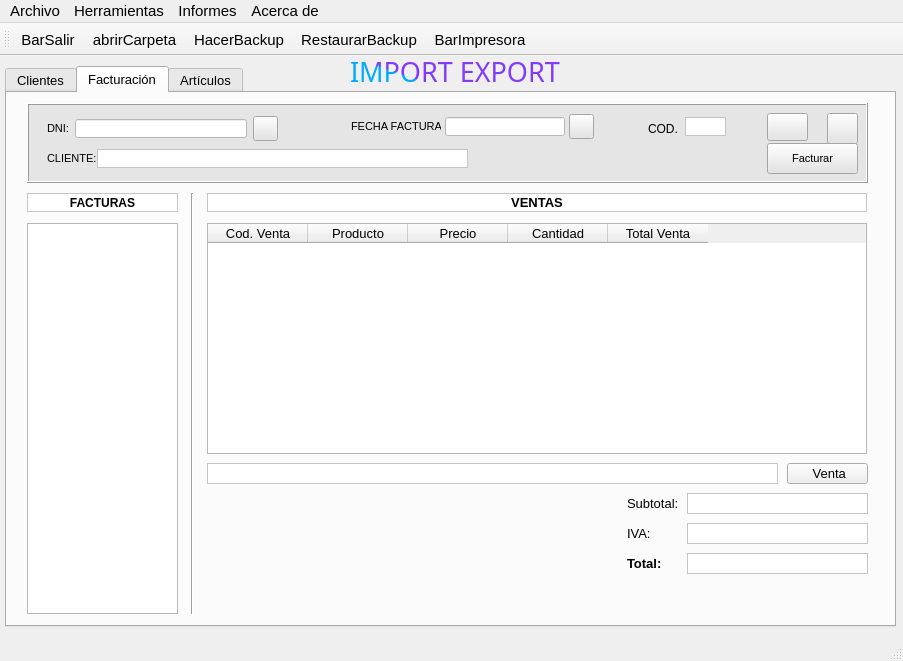
Before: the Qt Designer form prueba.ui in solglez/gonzalezescolar, drawn with Qt 5.
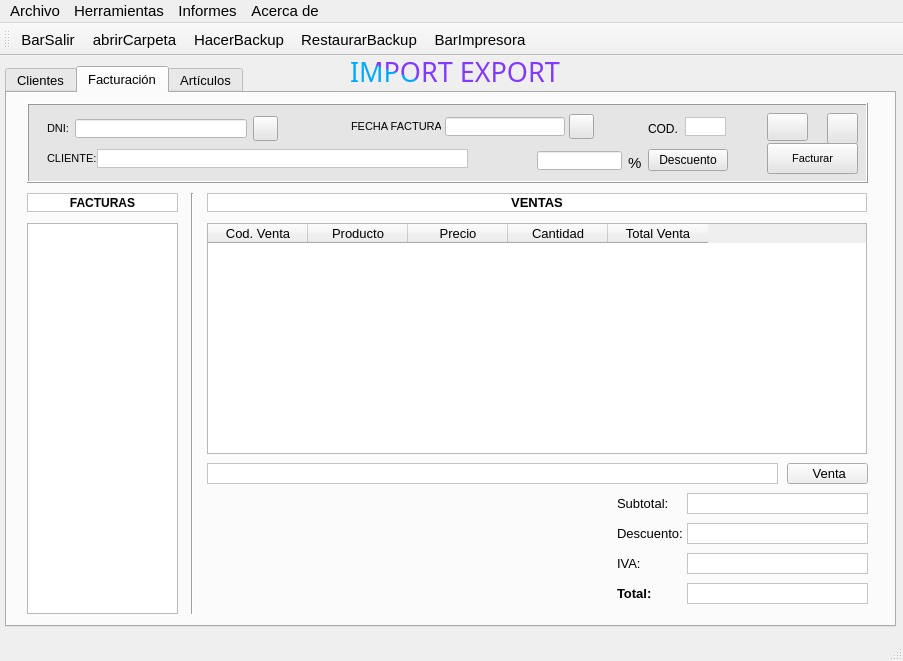
After: the same form once the commit is applied. The open tabs and pages were chosen to show the change. Icons and pictures are not drawn.

What changed in the file:
```diff
--- a/prueba.ui
+++ b/prueba.ui
@@ -1734,6 +1734,68 @@
         </size>
        </property>
       </widget>
+      <widget class="QWidget" name="horizontalLayoutWidget_16">
+       <property name="geometry">
+        <rect>
+         <x>510</x>
+         <y>40</y>
+         <width>191</width>
+         <height>35</height>
+        </rect>
+       </property>
+       <layout class="QHBoxLayout" name="horizontalLayout_17">
+        <item>
+         <widget class="QLineEdit" name="txtDescuento">
+          <property name="maximumSize">
+           <size>
+            <width>16777215</width>
+            <height>19</height>
+           </size>
+          </property>
+          <property name="styleSheet">
+           <string notr="true">background-color: rgb(255, 255, 255);</string>
+          </property>
+          <property name="text">
+           <string/>
+          </property>
+          <property name="alignment">
+           <set>Qt::AlignRight|Qt::AlignTrailing|Qt::AlignVCenter</set>
+          </property>
+         </widget>
+        </item>
+        <item>
+         <widget class="QLabel" name="label_10">
+          <property name="minimumSize">
+           <size>
+            <width>0</width>
+            <height>25</height>
+           </size>
+          </property>
+          <property name="maximumSize">
+           <size>
+            <width>30</width>
+            <height>20</height>
+           </size>
+          </property>
+          <property name="font">
+           <font>
+            <pointsize>11</pointsize>
+           </font>
+          </property>
+          <property name="text">
+           <string>%</string>
+          </property>
+         </widget>
+        </item>
+        <item>
+         <widget class="QPushButton" name="btnDescuento">
+          <property name="text">
+           <string>Descuento</string>
+          </property>
+         </widget>
+        </item>
+       </layout>
+      </widget>
      </widget>
      <widget class="QTableWidget" name="tabFacturas">
       <property name="enabled">
@@ -2030,7 +2092,7 @@
       <property name="geometry">
        <rect>
         <x>680</x>
-        <y>430</y>
+        <y>460</y>
         <width>181</width>
         <height>21</height>
        </rect>
@@ -2065,7 +2127,7 @@
       <property name="geometry">
        <rect>
         <x>680</x>
-        <y>460</y>
+        <y>490</y>
         <width>181</width>
         <height>21</height>
        </rect>
@@ -2099,7 +2161,7 @@
      <widget class="QLabel" name="label_7">
       <property name="geometry">
        <rect>
-        <x>620</x>
+        <x>610</x>
         <y>400</y>
         <width>51</width>
         <height>21</height>
@@ -2117,8 +2179,8 @@
      <widget class="QLabel" name="label_8">
       <property name="geometry">
        <rect>
-        <x>620</x>
-        <y>430</y>
+        <x>610</x>
+        <y>460</y>
         <width>51</width>
         <height>21</height>
        </rect>
@@ -2135,8 +2197,8 @@
      <widget class="QLabel" name="label_9">
       <property name="geometry">
        <rect>
-        <x>620</x>
-        <y>460</y>
+        <x>610</x>
+        <y>490</y>
         <width>51</width>
         <height>21</height>
        </rect>
@@ -2152,6 +2214,59 @@
        <string>Total:</string>
       </property>
      </widget>
+     <widget class="QLabel" name="lblDescuento">
+      <property name="geometry">
+       <rect>
+        <x>680</x>
+        <y>430</y>
+        <width>181</width>
+        <height>21</height>
+       </rect>
+      </property>
+      <property name="maximumSize">
+       <size>
+        <width>660</width>
+        <height>21</height>
+       </size>
+      </property>
+      <property name="font">
+       <font>
+        <pointsize>10</pointsize>
+        <weight>50</weight>
+        <bold>false</bold>
+       </font>
+      </property>
+      <property name="styleSheet">
+       <string notr="true">background-color: rgb(255, 255, 255);</string>
+      </property>
+      <property name="frameShape">
+       <enum>QFrame::StyledPanel</enum>
+      </property>
+      <property name="text">
+       <string/>
+      </property>
+      <property name="alignment">
+       <set>Qt::AlignRight|Qt::AlignTrailing|Qt::AlignVCenter</set>
+      </property>
+     </widget>
+     <widget class="QLabel" name="label_12">
+      <property name="geometry">
+       <rect>
+        <x>610</x>
+        <y>430</y>
+        <width>71</width>
+        <height>21</height>
+       </rect>
+      </property>
+      <property name="font">
+       <font>
+        <pointsize>10</pointsize>
+       </font>
+      </property>
+      <property name="text">
+       <string>Descuento:</string>
+      </property>
+     </widget>
     </widget>
     <widget class="QWidget" name="tab_3">
      <attribute name="title">
```
Left out of the diff: 57 changed lines with no effect on the pictures.
